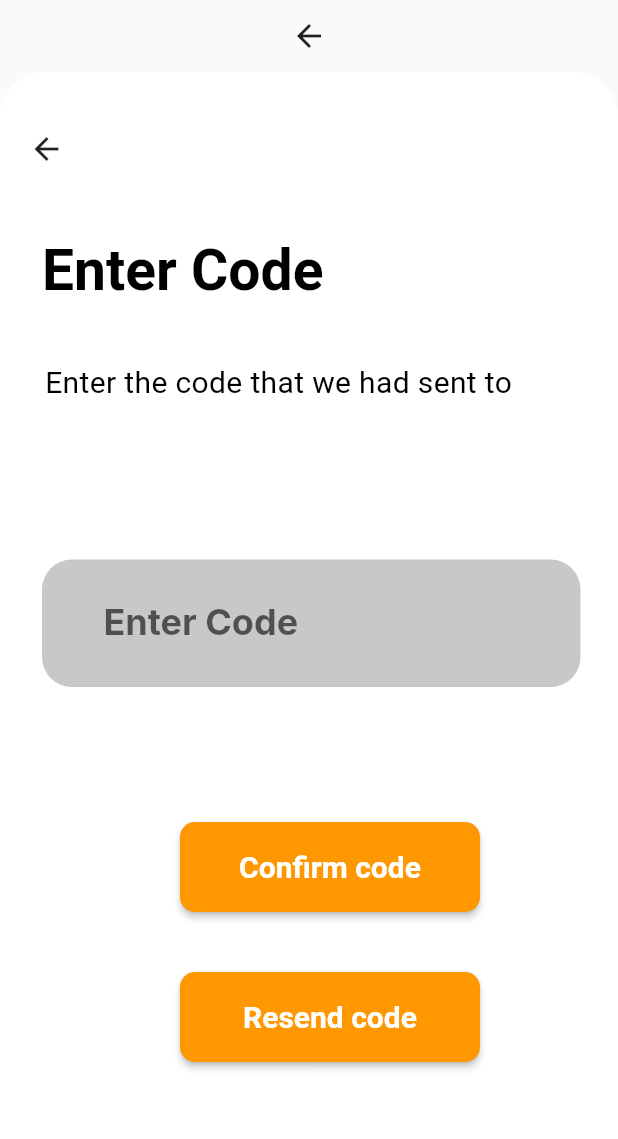
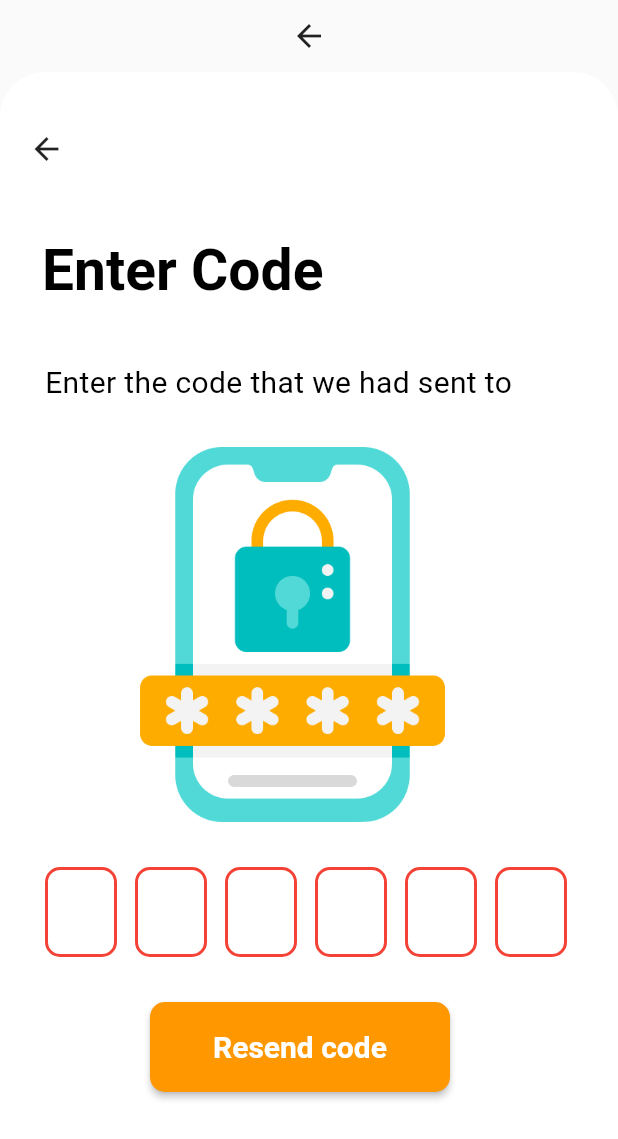
Before and after one commit to Bannouraziz/es, a Flutter app: the CodeScreen screen opened directly with empty values, on a phone screen of 412 x 824 dp. Shown: the top 1139 px of the screen. Run offline on Flutter 3.47's test engine with Material 2 defaults, Android fonts, the phone set to English and light mode, and no system bars; drawn by our look-alikes of pin_code_fields; our stand-ins replace firebase_auth, firebase_core, flutter_onboarding_slider, internet_connection_checker, persistent_bottom_nav_bar; accounts and stored records are empty; Roboto replaces fonts that are missing (Inter, Poppins).

Commit message:
OTP code style

```diff
--- a/lib/registerscreens/code.dart
+++ b/lib/registerscreens/code.dart
@@ -3,6 +3,7 @@ import 'package:firebase_auth/firebase_auth.dart';
 import 'package:flutter/services.dart';
 import 'package:estichara/home.dart';
 import 'package:flutter/cupertino.dart';
+import 'package:pin_code_fields/pin_code_fields.dart';
 
 class CodeScreen extends StatefulWidget {
   final String phoneNumber;
@@ -15,12 +16,9 @@ class CodeScreen extends StatefulWidget {
 }
 
 class _CodeScreenState extends State<CodeScreen> {
-  final TextEditingController _codeController = TextEditingController();
   bool _showErrorMessage = false; // Added variable
 
-  Future<void> _confirmCode() async {
-    final String verificationCode = _codeController.text;
-
+  Future<void> _confirmCode(String verificationCode) async {
     final AuthCredential credential = PhoneAuthProvider.credential(
       verificationId: widget.verificationId,
       smsCode: verificationCode,
@@ -129,7 +127,7 @@ class _CodeScreenState extends State<CodeScreen> {
                       width: 359,
                       height: 85,
                       decoration: ShapeDecoration(
-                        color: Color(0xFFC8C8C8),
+                        color: Color.fromARGB(255, 255, 255, 255),
                         shape: RoundedRectangleBorder(
                           borderRadius: BorderRadius.circular(20),
                         ),
@@ -137,25 +135,43 @@ class _CodeScreenState extends State<CodeScreen> {
                     ),
                   ),
                   Positioned(
-                    left: 59,
-                    top: 330,
+                    left: 45,
+                    top: 250,
+                    child: SizedBox (
+                      width: 300,height: 250,
+                      child: Image.asset('img/4.png'),
+                      )
+                      ),
+                  Positioned(
+                    left: 30,
+                    top: 520,
                     child: SizedBox(
                       width: 348,
                       height: 83,
                       child: Padding(
                         padding: const EdgeInsets.symmetric(
-                            horizontal: 10.0, vertical: 10),
-                        child: TextField(
-                          controller: _codeController,
-                          inputFormatters: [
-                            FilteringTextInputFormatter.digitsOnly
-                          ],
-                          keyboardType: TextInputType.number,
-                          decoration: InputDecoration(
-                            hintText: 'Enter Code',
-                            border: InputBorder.none,
+                            horizontal: 0.0, vertical: 10),
+                        child: PinCodeTextField(
+                          appContext: context,
+                          length: 6,
+                          onChanged: (value) {
+                            if (_showErrorMessage) {
+                              setState(() {
+                                _showErrorMessage = false;
+                              });
+                            }
+                          },
+                          onCompleted: _confirmCode,
+                          pinTheme: PinTheme(
+                            shape: PinCodeFieldShape.box,
+                            borderRadius: BorderRadius.circular(10),
+                            fieldHeight: 60,
+                            fieldWidth: 48,
+                            activeFillColor: Colors.white,
+                            inactiveFillColor: Color(0xFFC8C8C8),
+                            selectedFillColor: Colors.white,
                           ),
-                          style: TextStyle(
+                          textStyle: TextStyle(
                             color: Colors.black,
                             fontSize: 24,
                             fontFamily: 'Inter',
@@ -166,14 +182,13 @@ class _CodeScreenState extends State<CodeScreen> {
                     ),
                   ),
                   Positioned(
-                    left: 120,
-                    top: 600,
+                    left: 100,
+                    top: 620,
                     child: SizedBox(
                       width: 200,
                       height: 60,
                       child: ElevatedButton(
                         onPressed: () async {
-                          await _confirmCode();
                         },
                         style: ElevatedButton.styleFrom(
                           primary: Colors.orange,
@@ -195,35 +210,7 @@ class _CodeScreenState extends State<CodeScreen> {
                   ),
                   Positioned(
                     left: 120,
-                    top: 500,
-                    child: SizedBox(
-                      width: 200,
-                      height: 60,
-                      child: ElevatedButton(
-                        onPressed: () async {
-                          await _confirmCode();
-                        },
-                        style: ElevatedButton.styleFrom(
-                          primary: Colors.orange,
-                          shape: RoundedRectangleBorder(
-                            borderRadius: BorderRadius.circular(10),
-                          ),
-                        ),
-                        child: Text(
-                          'Confirm code',
-                          style: TextStyle(
-                            color: Colors.white,
-                            fontSize: 20,
-                            fontFamily: 'Poppins',
-                            fontWeight: FontWeight.w700,
-                          ),
-                        ),
-                      ),
-                    ),
-                  ),
-                  Positioned(
-                    left: 30,
-                    top: 430,
+                    top: 700,
                     child: _showErrorMessage
                         ? Text(
                             'Invalid code. Please try again.',
--- a/pubspec.yaml
+++ b/pubspec.yaml
@@ -25,6 +25,7 @@ dependencies:
   intl_phone_number_input: ^0.7.3+1
   persistent_bottom_nav_bar: ^5.0.2
   internet_connection_checker: ^1.0.0+1
+
 
 
   cupertino_icons: ^1.0.2
```
Also changed, not shown: lib/registerscreens/email.dart (+12 -3 lines), img/4.png (added), img/5.png (added).
